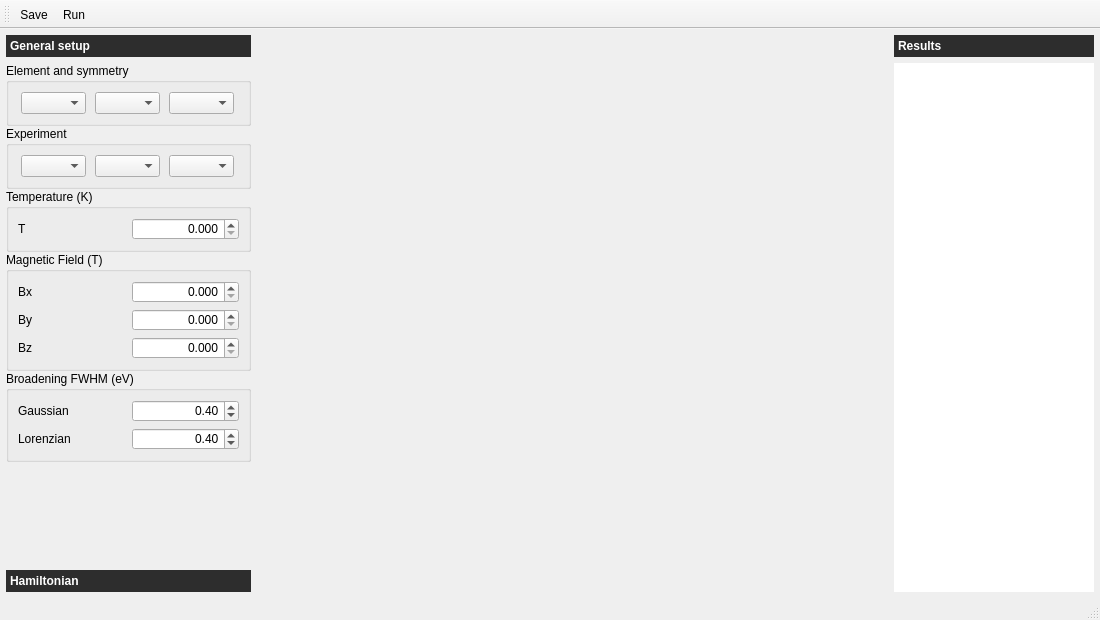
Qt form crispy/gui/canvas.ui (mretegan/crispy) before a commit.
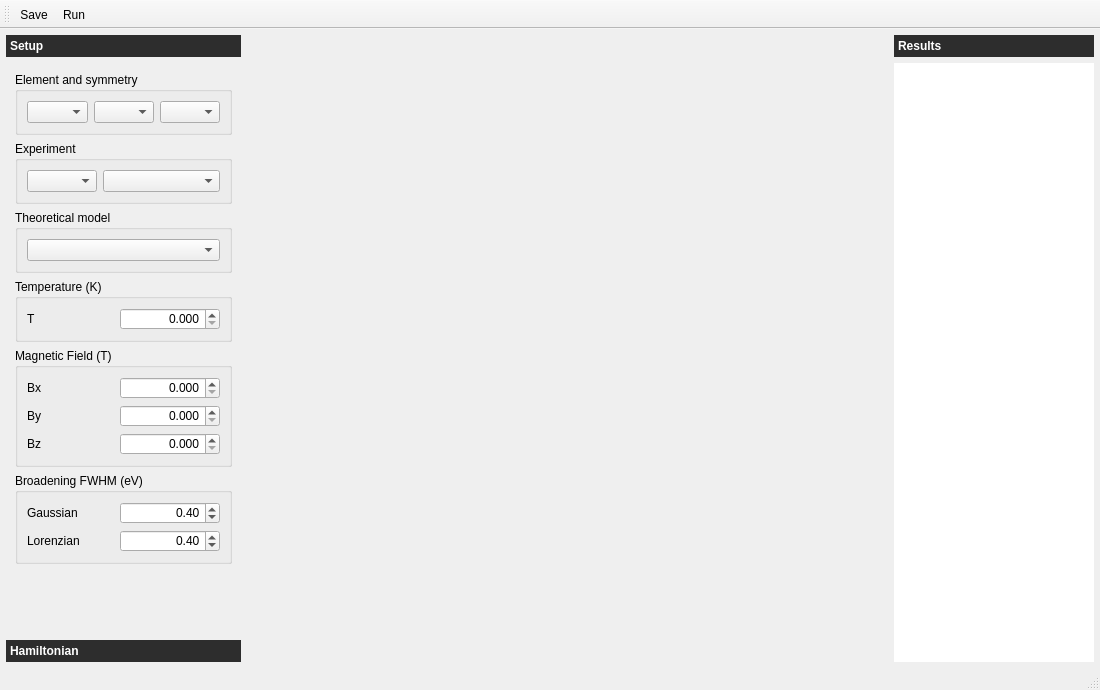
The same form after that commit. Icons and pictures are not drawn. Custom widgets are drawn as their Qt base class.

Commit message: Add ligand field as an option to simulate L2,3-edge spectra in Oh symmetry

```diff
--- a/crispy/gui/canvas.ui
+++ b/crispy/gui/canvas.ui
@@ -7,7 +7,7 @@
     <x>0</x>
     <y>0</y>
     <width>1100</width>
-    <height>620</height>
+    <height>690</height>
    </rect>
   </property>
   <property name="sizePolicy">
@@ -19,7 +19,7 @@
   <property name="minimumSize">
    <size>
     <width>800</width>
-    <height>600</height>
+    <height>690</height>
    </size>
   </property>
   <property name="windowTitle">
@@ -75,13 +75,13 @@
       </property>
       <property name="minimumSize">
        <size>
-        <width>245</width>
+        <width>235</width>
         <height>0</height>
        </size>
       </property>
       <property name="maximumSize">
        <size>
-        <width>245</width>
+        <width>235</width>
         <height>16777215</height>
        </size>
       </property>
@@ -93,29 +93,32 @@
         <rect>
          <x>0</x>
          <y>0</y>
-         <width>230</width>
-         <height>466</height>
+         <width>235</width>
+         <height>567</height>
         </rect>
        </property>
+       <property name="sizePolicy">
+        <sizepolicy hsizetype="Fixed" vsizetype="Preferred">
+         <horstretch>0</horstretch>
+         <verstretch>0</verstretch>
+        </sizepolicy>
+       </property>
+       <property name="minimumSize">
+        <size>
+         <width>235</width>
+         <height>0</height>
+        </size>
+       </property>
+       <property name="maximumSize">
+        <size>
+         <width>235</width>
+         <height>16777215</height>
+        </size>
+       </property>
        <attribute name="label">
-        <string>General setup</string>
+        <string>Setup</string>
        </attribute>
-       <layout class="QVBoxLayout" name="setupPageVerticalLayout" stretch="0,0,0,0,0,0">
-        <property name="spacing">
-         <number>0</number>
-        </property>
-        <property name="leftMargin">
-         <number>0</number>
-        </property>
-        <property name="topMargin">
-         <number>0</number>
-        </property>
-        <property name="rightMargin">
-         <number>0</number>
-        </property>
-        <property name="bottomMargin">
-         <number>0</number>
-        </property>
+       <layout class="QVBoxLayout" name="verticalLayout_2">
         <item>
          <widget class="QGroupBox" name="elementAndSymmetryGroupBox">
           <property name="title">
@@ -124,11 +127,8 @@
           <layout class="QHBoxLayout" name="horizontalLayout">
            <item>
             <widget class="ComboBox" name="elementComboBox">
-             <property name="maximumSize">
-              <size>
-               <width>65</width>
-               <height>16777215</height>
-              </size>
+             <property name="editable">
+              <bool>false</bool>
              </property>
              <property name="currentText">
               <string/>
@@ -136,24 +136,10 @@
             </widget>
            </item>
            <item>
-            <widget class="ComboBox" name="chargeComboBox">
-             <property name="maximumSize">
-              <size>
-               <width>65</width>
-               <height>16777215</height>
-              </size>
-             </property>
-            </widget>
+            <widget class="ComboBox" name="chargeComboBox"/>
            </item>
            <item>
-            <widget class="ComboBox" name="symmetryComboBox">
-             <property name="maximumSize">
-              <size>
-               <width>65</width>
-               <height>16777215</height>
-              </size>
-             </property>
-            </widget>
+            <widget class="ComboBox" name="symmetryComboBox"/>
            </item>
           </layout>
          </widget>
@@ -163,34 +149,39 @@
           <property name="title">
            <string>Experiment</string>
           </property>
-          <layout class="QHBoxLayout" name="horizontalLayout_3">
+          <layout class="QHBoxLayout" name="horizontalLayout_2">
            <item>
             <widget class="ComboBox" name="experimentComboBox">
-             <property name="maximumSize">
+             <property name="minimumSize">
               <size>
-               <width>65</width>
-               <height>16777215</height>
+               <width>70</width>
+               <height>0</height>
               </size>
              </property>
-            </widget>
-           </item>
-           <item>
-            <widget class="ComboBox" name="edgeComboBox">
              <property name="maximumSize">
               <size>
-               <width>65</width>
+               <width>70</width>
                <height>16777215</height>
               </size>
              </property>
             </widget>
            </item>
            <item>
-            <widget class="ComboBox" name="polarizationComboBox">
-             <property name="maximumSize">
-              <size>
-               <width>65</width>
-               <height>16777215</height>
-              </size>
+            <widget class="ComboBox" name="edgeComboBox"/>
+           </item>
+          </layout>
+         </widget>
+        </item>
+        <item>
+         <widget class="QGroupBox" name="theoreticalModelsGroupBox">
+          <property name="title">
+           <string>Theoretical model</string>
+          </property>
+          <layout class="QHBoxLayout" name="horizontalLayout_3">
+           <item>
+            <widget class="ComboBox" name="theoreticalModelComboBox">
+             <property name="editable">
+              <bool>false</bool>
              </property>
             </widget>
            </item>
@@ -531,7 +522,7 @@
       </property>
       <property name="minimumSize">
        <size>
-        <width>195</width>
+        <width>200</width>
         <height>0</height>
        </size>
       </property>
@@ -556,7 +547,7 @@
          <x>0</x>
          <y>0</y>
          <width>200</width>
-         <height>495</height>
+         <height>565</height>
         </rect>
        </property>
        <attribute name="label">
```
Left out of the diff: 14 changed lines with no effect on the pictures. The commit also changes 13 other files.
